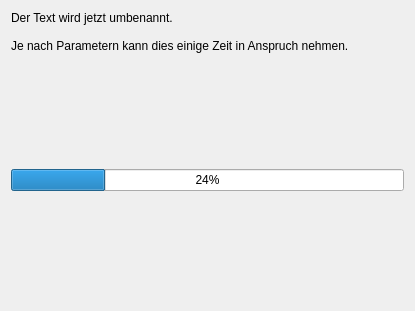
Qt form src/ModelManagement/Grammar/RenameTerminal/renameterminalworkingpage.ui (KDE/simon) before a commit.
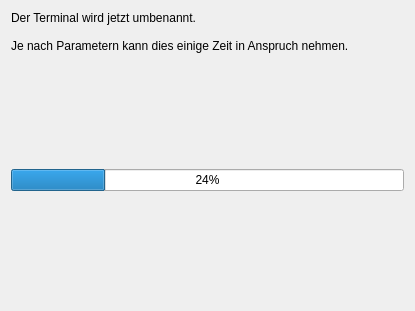
The same form after that commit.

What changed in the file:
```diff
--- a/src/ModelManagement/Grammar/RenameTerminal/renameterminalworkingpage.ui
+++ b/src/ModelManagement/Grammar/RenameTerminal/renameterminalworkingpage.ui
@@ -16,7 +16,7 @@
    <item>
     <widget class="QLabel" name="lbDesc" >
      <property name="text" >
-      <string>Der Text wird jetzt umbenannt.
+      <string>Der Terminal wird jetzt umbenannt.
 
 Je nach Parametern kann dies einige Zeit in Anspruch nehmen.</string>
      </property>
```
Left out of the diff: 4 changed lines with no effect on the pictures.
